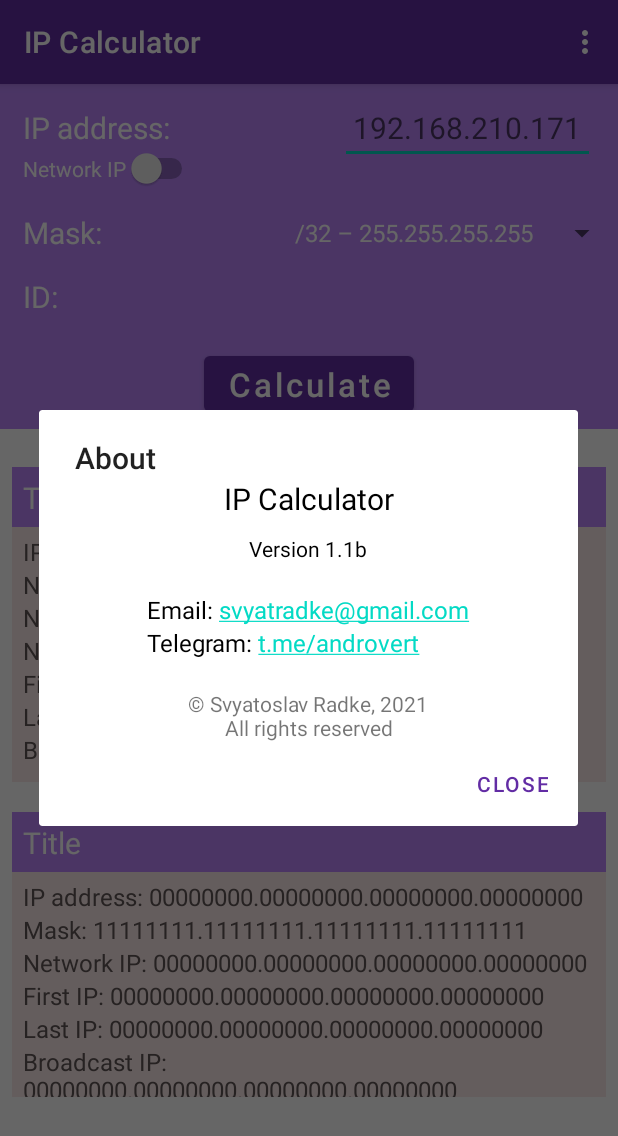
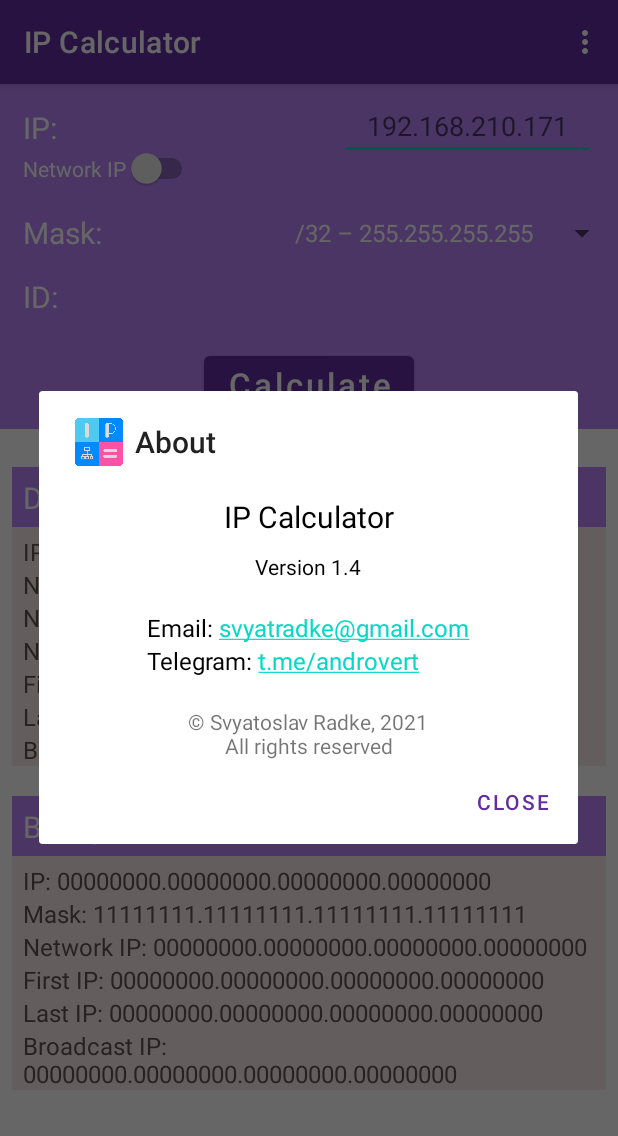
Before and after one commit to introvertische/IPCalculator, an Android app: the screen it shows after launch (MainActivity), in the options menu, after a tap on "About", on a phone screen of 412 x 824 dp. Shown: the top 1136 px of the screen. Run offline under Robolectric (Android 15) with nearby library versions, the phone set to English and light mode, and no system bars.

Commit message:
Fixed minor bugs related to scrolling, text display. The app is ready for release

```diff
--- a/app/build.gradle
+++ b/app/build.gradle
@@ -10,8 +10,8 @@ android {
         applicationId "info.androvert.ipcalculatorj"
         minSdkVersion 28
         targetSdkVersion 30
-        versionCode 1
-        versionName "1.0"
+        versionCode 4
+        versionName '1.4'
 
         testInstrumentationRunner "androidx.test.runner.AndroidJUnitRunner"
     }
--- a/app/src/main/java/info/androvert/ipcalculatorj/MainActivity.java
+++ b/app/src/main/java/info/androvert/ipcalculatorj/MainActivity.java
@@ -2,25 +2,36 @@ package info.androvert.ipcalculatorj;
 
 import androidx.appcompat.app.AppCompatActivity;
 import androidx.constraintlayout.widget.ConstraintLayout;
+import androidx.constraintlayout.widget.ConstraintSet;
 
 import android.annotation.SuppressLint;
 import android.app.AlertDialog;
 import android.content.DialogInterface;
+import android.graphics.Point;
+import android.graphics.Rect;
+import android.os.Build;
 import android.os.Bundle;
+import android.util.TypedValue;
+import android.view.Display;
+import android.view.Gravity;
 import android.view.Menu;
 import android.view.MenuItem;
 import android.view.View;
+import android.view.Window;
 import android.widget.CompoundButton;
 import android.widget.EditText;
 import android.widget.Spinner;
 import android.widget.Switch;
 import android.widget.TextView;
+import android.widget.Toast;
 
 public class MainActivity extends AppCompatActivity implements CompoundButton.OnCheckedChangeListener {
 
     private EditText ipAddressEdit;
     private EditText idEdit;
+    private TextView id;
     private boolean isSwitchChecked;
+    private String stateId = "";
 
     @Override
     protected void onCreate(Bundle savedInstanceState) {
@@ -29,6 +40,7 @@ public class MainActivity extends AppCompatActivity implements CompoundButton.On
 
         ipAddressEdit = findViewById(R.id.editTextIp);
         idEdit = findViewById(R.id.editTextId);
+        id = findViewById(R.id.textId);
         isSwitchChecked = false;
 
         Switch switchNetworkAddress = findViewById(R.id.switchNetworkIp);
@@ -40,7 +52,6 @@ public class MainActivity extends AppCompatActivity implements CompoundButton.On
     @SuppressLint("SetTextI18n")
     public void onClick(View view) {
         Spinner mask = findViewById(R.id.spinnerMask);
-        TextView id = findViewById(R.id.textId);
         TextView networkClass = findViewById(R.id.textDecNetworkClass);
         TextView decNetworkIpAddress = findViewById(R.id.textDecNetworkIpAddress);
         TextView subnetNode = findViewById(R.id.textDecSubnetNode);
@@ -89,7 +100,8 @@ public class MainActivity extends AppCompatActivity implements CompoundButton.On
 
         } catch (Exception e) {
 
-            System.out.println("Exception: " + e);
+            Toast toast = Toast.makeText(this, getString(R.string.error), Toast.LENGTH_SHORT);
+            toast.show();
 
         }
     }
@@ -104,15 +116,13 @@ public class MainActivity extends AppCompatActivity implements CompoundButton.On
         AlertDialog.Builder builder = new AlertDialog.Builder(MainActivity.this);
         ConstraintLayout view = (ConstraintLayout) getLayoutInflater()
                 .inflate(R.layout.dialog_about, null);
-        builder.setTitle(getString(R.string.about_title))
+        builder
+                .setTitle(getString(R.string.about_title))
                 .setView(view)
+                .setIcon(R.drawable.ipcalculatorlogo)
                 .setCancelable(false)
                 .setNegativeButton(getString(R.string.about_close),
-                        new DialogInterface.OnClickListener() {
-                            public void onClick(DialogInterface dialog, int id) {
-                                dialog.cancel();
-                            }
-                        });
+                        (dialog, id) -> dialog.cancel());
         AlertDialog alert = builder.create();
         alert.show();
     }
@@ -121,10 +131,13 @@ public class MainActivity extends AppCompatActivity implements CompoundButton.On
     public void onCheckedChanged(CompoundButton buttonView, boolean isChecked) {
         if (isChecked) {
             ipAddressEdit.setHint(getString(R.string.hint_ip_state_two));
+            stateId = id.getText().toString();
+            id.setText(getString(R.string.text_id));
             idEdit.setVisibility(View.VISIBLE);
             isSwitchChecked = true;
         } else {
             ipAddressEdit.setHint(getString(R.string.hint_ip_state_one));
+            id.setText(stateId);
             idEdit.setVisibility(View.INVISIBLE);
             isSwitchChecked = false;
         }
--- a/app/src/main/res/layout/activity_main.xml
+++ b/app/src/main/res/layout/activity_main.xml
@@ -2,6 +2,7 @@
 <androidx.constraintlayout.widget.ConstraintLayout xmlns:android="http://schemas.android.com/apk/res/android"
     xmlns:app="http://schemas.android.com/apk/res-auto"
     xmlns:tools="http://schemas.android.com/tools"
+    android:id="@+id/mainWindow"
     android:layout_width="match_parent"
     android:layout_height="match_parent"
     tools:context=".MainActivity">
@@ -29,7 +30,6 @@
 
         <EditText
             android:id="@+id/editTextIp"
-            android:theme="@style/HeaderTextViewStyle"
             android:layout_width="170dp"
             android:layout_height="wrap_content"
             android:layout_marginTop="5dp"
@@ -87,7 +87,6 @@
 
         <EditText
             android:id="@+id/editTextId"
-            android:theme="@style/HeaderTextViewStyle"
             android:layout_width="170dp"
             android:layout_height="wrap_content"
             android:layout_marginTop="6dp"
@@ -123,6 +122,7 @@
         android:layout_marginTop="25dp"
         android:layout_marginLeft="8dp"
         android:layout_marginRight="8dp"
+        android:scrollbars="vertical"
         app:layout_constraintTop_toBottomOf="@id/header"
         app:layout_constraintLeft_toLeftOf="parent"
         app:layout_constraintRight_toRightOf="parent">
@@ -136,7 +136,7 @@
             <androidx.constraintlayout.widget.ConstraintLayout
                 android:theme="@style/BodyContainerStyle"
                 android:layout_width="match_parent"
-                android:layout_height="210dp">
+                android:layout_height="wrap_content">
 
                 <!-- Title -->
                 <androidx.constraintlayout.widget.ConstraintLayout
@@ -228,7 +228,7 @@
             <androidx.constraintlayout.widget.ConstraintLayout
                 android:theme="@style/BodyContainerStyle"
                 android:layout_width="match_parent"
-                android:layout_height="190dp"
+                android:layout_height="wrap_content"
                 android:layout_marginTop="20dp">
 
                 <!-- Title -->
@@ -247,7 +247,7 @@
                         android:layout_width="match_parent"
                         android:layout_height="wrap_content"
                         android:layout_marginStart="7dp"
-                        android:text="@string/dec_title_text"
+                        android:text="@string/bin_title_text"
                         app:layout_constraintTop_toTopOf="parent"
                         app:layout_constraintStart_toStartOf="parent"
                         app:layout_constraintBottom_toBottomOf="parent"/>
@@ -310,6 +310,10 @@
 
             </androidx.constraintlayout.widget.ConstraintLayout>
 
+            <androidx.constraintlayout.widget.ConstraintLayout
+                android:layout_width="wrap_content"
+                android:layout_height="260dp" />
+
         </LinearLayout>
 
     </ScrollView>
--- a/app/src/main/res/layout/dialog_about.xml
+++ b/app/src/main/res/layout/dialog_about.xml
@@ -9,6 +9,7 @@
         android:theme="@style/DialogAboutText"
         android:layout_width="wrap_content"
         android:layout_height="wrap_content"
+        android:layout_marginTop="20sp"
         android:text="@string/app_name"
         android:textSize="20sp"
         app:layout_constraintTop_toTopOf="parent"
--- a/app/src/main/res/values/strings.xml
+++ b/app/src/main/res/values/strings.xml
@@ -1,9 +1,9 @@
 <resources>
     <string name="app_name">IP Calculator</string>
-    <string name="app_version">Version 1.1b</string>
+    <string name="app_version">Version 1.4</string>
 
     <!-- Header -->
-    <string name="text_ip">IP address:\u0020\</string>
+    <string name="text_ip">IP:\u0020</string>
     <string name="hint_ip_state_one">192.168.210.171</string>
     <string name="hint_ip_state_two">192.168.0.0</string>
     <string name="switch_network_ip_address">Network IP</string>
@@ -59,7 +59,10 @@
     <string name="text_broadcast_address">Broadcast IP:\u0020</string>
 
     <!-- Container for decimal values -->
-    <string name="dec_title_text">Title</string>
+    <string name="dec_title_text">Decimal</string>
+
+    <!-- Container for binary values -->
+    <string name="bin_title_text">Binary</string>
 
     <!-- Menu -->
     <string name="action_settings">Settings</string>
@@ -72,4 +75,7 @@
     <string name="about_footer_text">© Svyatoslav Radke, 2021\nAll rights reserved</string>
     <string name="about_close">Close</string>
 
+    <!-- MainActivity -->
+    <string name="error">An unexpected error occurred!</string>
+
 </resources>
```
Also changed, not shown: app/src/main/res/drawable/ipcalculatorlogo.png (added).
